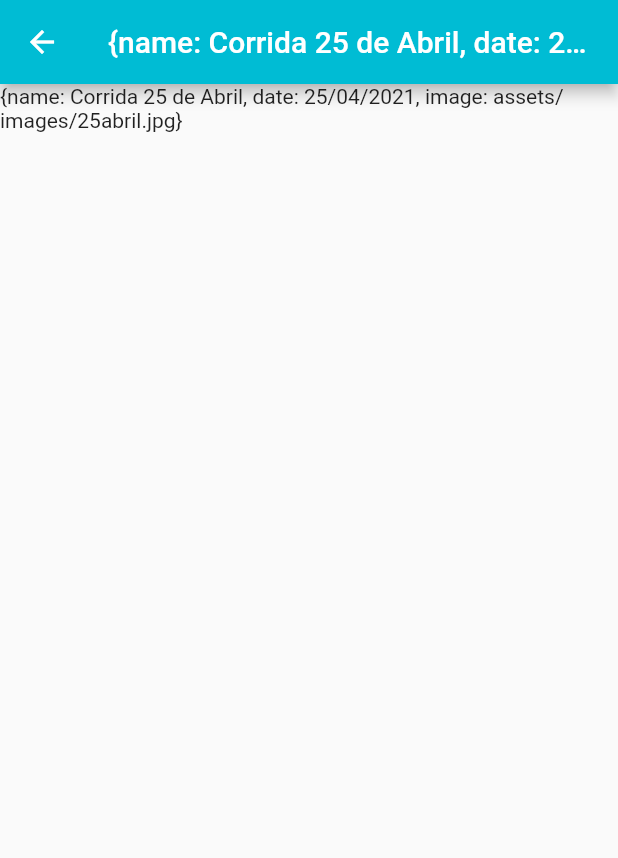
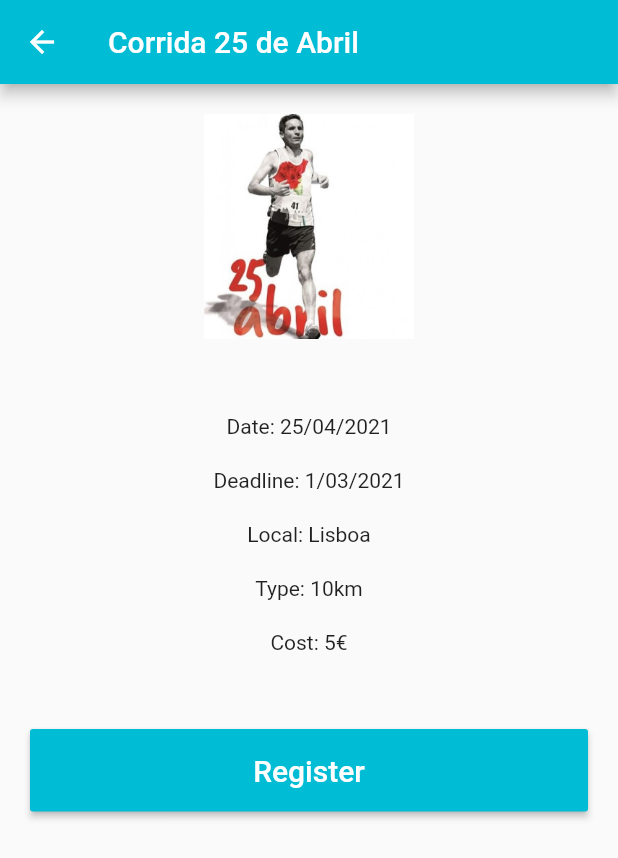
Before and after one commit to catarina-57502/trabalho-final-curso, a Flutter app: the HomeScreen screen opened directly, after a tap on an icon or button, on a phone screen of 412 x 824 dp. Shown: the top 858 px of the screen. Run offline on Flutter 3.47's test engine with Material 2 defaults, Android fonts, the phone set to English and light mode, and no system bars; missing offline and left inert: fcharts.

Commit message:
detalhes e inscrição em eventos mas ainda sem verifiações previas

```diff
--- a/lib/events.dart
+++ b/lib/events.dart
@@ -2,31 +2,52 @@ class Events {
 
   String name;
   String date;
+  String deadline;
+  String local;
+  String type;
+  String cost;
 
-  Events(this.name, this.date);
 
   Events.fromJson(Map<String, dynamic> json)
       : name = json['name'].toString(),
-        date = json['date'].toString();
+        date = json['date'].toString(),
+        deadline = json['dealine'].toString(),
+        local = json['local'].toString(),
+        type = json['type'].toString(),
+        cost = json['cost'].toString();
 
   static final getEvents = [
     {
       'name': 'Corrida 25 de Abril',
       'date': '25/04/2021',
+      'deadline': '1/03/2021',
+      'local': 'Lisboa',
+      'type': '10km',
+      'cost': '5€',
       'image': 'assets/images/25abril.jpg',
 
     },
     {
       'name': 'Maratona EDP',
       'date': '10/05/2021',
+      'deadline': '15/04/2021',
+      'local': 'Lisboa',
+      'type': 'Maratona',
+      'cost': '10€',
       'image': 'assets/images/edp.jpg',
 
     },
     {
       'name': 'São Silvestre Amadora',
       'date': '31/12/2021',
+      'deadline': '1/12/2021',
+      'local': 'Amadora',
+      'type': '10km',
+      'cost': '7€',
       'image': 'assets/images/saosilvestre.jpg',
 
     },
   ];
+
+
 }
--- a/lib/main.dart
+++ b/lib/main.dart
@@ -103,14 +103,183 @@ class _DetailsScreenState extends State<DetailsScreen>{
       appBar: AppBar(
         iconTheme: IconThemeData(color: Colors.white),
         title: Text(
-              event
+          titulo(event),
         ),
       ),
-        body: Text(
-          event
+      body: new LayoutBuilder(
+          builder: (BuildContext context, BoxConstraints viewportConstraints) {
+            return SingleChildScrollView(
+              child: ConstrainedBox(
+                constraints: BoxConstraints(
+                  minHeight: viewportConstraints.maxHeight,
+                ),
+                child: Container(
+                  margin: const EdgeInsets.all(20.0),
+                  child: Column(
+                      children: <Widget>[
+                        Center(
+                          child: Image(image: AssetImage(imagem(event)), width: 200,
+                            height: 150,),
+                        ),
+                        SizedBox(height: 50),
+                        Text(
+                            'Date: ' + data(event)
+                        ),
+                        SizedBox(height: 20),
+                        Text(
+                            'Deadline: ' + prazo(event)
+                        ),
+                        SizedBox(height: 20),
+                        Text(
+                            'Local: ' + local(event)
+                        ),
+                        SizedBox(height: 20),
+                        Text(
+                            'Type: ' + tipo(event)
+                        ),
+                        SizedBox(height: 20),
+                        Text(
+                            'Cost: ' + custo(event)
+                        ),
+                        SizedBox(height: 50),
+                        ButtonTheme(
+                          minWidth: 380.0,
+                          height: 55.0,
+                          child: RaisedButton(
+                            child: Text(
+                              'Register',
+                              style: TextStyle(
+                                  color: Colors.white,
+                                  fontSize: 20
+                              ),
+                            ),
+                            onPressed: () {
+                              showAlertDialog(context);
+                            },
+                          ),
+                        ),
+                      ]
+                  ),
+                ),
               ),
             );
           }
+      ),
+    );
+  }
+
+  void showAlertDialog(BuildContext context) {
+
+    // set up the buttons
+    Widget cancelButton = FlatButton(
+      child: Text("Cancel"),
+      onPressed:  () {
+        Navigator.pop(context);
+      },
+    );
+    Widget continueButton = RaisedButton(
+      child: Text("Register"),
+      color: Colors.green,
+      onPressed:  () {
+        Navigator.pop(context);
+        showAlertDialogSucesso(context);
+      },
+    );
+
+
+    // set up the AlertDialog
+    AlertDialog alert = AlertDialog(
+      title: Text(titulo(event)),
+      content: Text("Are you sure you want to register for this event?"),
+      actions: [
+        cancelButton,
+        continueButton,
+      ],
+    );
+
+    showDialog(
+      context: context,
+      builder: (BuildContext context) {
+        return alert;
+      },
+    );
+  }
+
+  void showAlertDialogSucesso(BuildContext context) {
+
+    Widget okButton = FlatButton(
+      child: Text("OK"),
+      onPressed: () {
+        Navigator.pop(context);
+      },
+    );
+
+    // set up the AlertDialog
+    AlertDialog alert = AlertDialog(
+      title: Text('Successfully Registered'),
+      content: Text("You are registered in ${titulo(event)}."),
+      actions: [
+        okButton,
+      ],
+    );
+
+    showDialog(
+      context: context,
+      builder: (BuildContext context) {
+        return alert;
+      },
+    );
+  }
+
+  String titulo(String event){
+    var arr = event.split(",");
+    var arr2 = arr[0].split(": ");
+
+    return arr2[1];
+  }
+
+  String data(String event){
+    var arr = event.split(",");
+    var arr2 = arr[1].split(": ");
+
+    return arr2[1];
+  }
+
+  String prazo(String event){
+    var arr = event.split(",");
+    var arr2 = arr[2].split(": ");
+
+    return arr2[1];
+  }
+
+  String local(String event){
+    var arr = event.split(",");
+    var arr2 = arr[3].split(": ");
+
+    return arr2[1];
+  }
+
+  String tipo(String event){
+    var arr = event.split(",");
+    var arr2 = arr[4].split(": ");
+
+    return arr2[1];
+  }
+
+  String custo(String event){
+    var arr = event.split(",");
+    var arr2 = arr[5].split(": ");
+
+    return arr2[1];
+  }
+
+  String imagem(String event){
+    var arr = event.split(",");
+    var arr2 = arr[6].split(": ");
+
+    return arr2[1].replaceAll('}', '');
+  }
+
 }
 
 class _HomeScreenState extends State<HomeScreen>{
@@ -286,9 +455,8 @@ class _HomeScreenState extends State<HomeScreen>{
                 ),
               ),
               onTap: () {
-                Navigator.push(
-                  context,
-                  MaterialPageRoute(builder: (context) => LoginScreen()),
+                Navigator.of(context).pushAndRemoveUntil(MaterialPageRoute(builder: (context) =>
+                    LoginScreen()), (Route<dynamic> route) => false
                 );
               },
             ),
```
Lines whose indentation alone changed are shown as unchanged.
